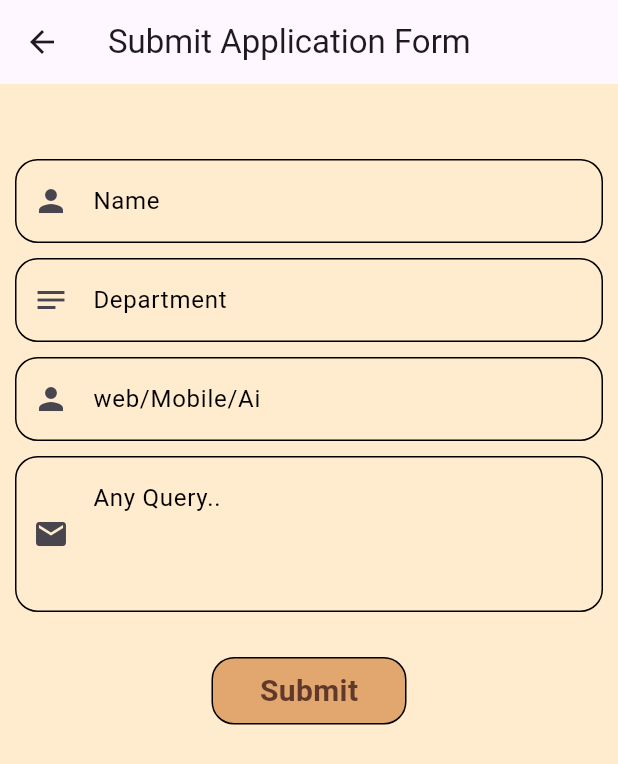
After one commit to iam-talhaa/Cusit_Skillithon, a Flutter app: the DashBoard_screen screen opened directly, after a tap on "Apply", on a phone screen of 412 x 824 dp. The commit adds this screen. Shown: the top 764 px of the screen. Run offline on Flutter 3.47's test engine with Material 3 defaults, Android fonts, the phone set to English and light mode, and no system bars; our stand-ins replace fluttertoast, glassmorphism, google_fonts; network calls fail.

Commit message:
Addded Functionality

```diff
--- a/lib/main.dart
+++ b/lib/main.dart
@@ -20,7 +20,7 @@ class _SkillithonState extends State<Skillithon> {
   Widget build(BuildContext context) {
     return MaterialApp(
       debugShowCheckedModeBanner: false,
-      home: DashBoard_screen(),
+      home: Splash_screen(),
     );
   }
 }
--- /dev/null
+++ b/lib/ui/Admin_dashboard/Application_form.dart
@@ -0,0 +1,130 @@
+import 'package:flutter/material.dart';
+import 'package:skillithon/constant/my_color.dart';
+import 'package:skillithon/utils/flutter_toast.dart';
+
+class Application_form extends StatefulWidget {
+  const Application_form({super.key});
+
+  @override
+  State<Application_form> createState() => _Application_formState();
+}
+
+class _Application_formState extends State<Application_form> {
+  @override
+  Widget build(BuildContext context) {
+    return Scaffold(
+      appBar: AppBar(
+        title: Text('Submit Application Form'),
+      ),
+      body: Container(
+        height: double.infinity,
+        width: double.infinity,
+        color: cream_color,
+        child: Padding(
+          padding: const EdgeInsets.symmetric(horizontal: 10),
+          child: Column(
+            children: [
+              SizedBox(
+                height: 50,
+              ),
+              TextFormField(
+                decoration: InputDecoration(
+                    hintText: "Name",
+                    hintStyle: TextStyle(
+                      color: Colors.black,
+                    ),
+                    prefixIcon: Icon(Icons.person),
+                    focusedBorder: OutlineInputBorder(
+                        borderRadius: BorderRadius.circular(15.0)),
+                    enabledBorder: OutlineInputBorder(
+                        borderSide: BorderSide(
+                          color: Colors.black,
+                        ),
+                        borderRadius: BorderRadius.circular(15.0))),
+              ),
+              SizedBox(
+                height: 10,
+              ),
+              TextFormField(
+                decoration: InputDecoration(
+                    hintText: "Department",
+                    hintStyle: TextStyle(
+                      color: Colors.black,
+                    ),
+                    prefixIcon: Icon(Icons.notes),
+                    focusedBorder: OutlineInputBorder(
+                        borderRadius: BorderRadius.circular(15.0)),
+                    enabledBorder: OutlineInputBorder(
+                        borderSide: BorderSide(
+                          color: Colors.black,
+                        ),
+                        borderRadius: BorderRadius.circular(15.0))),
+              ),
+              SizedBox(
+                height: 10,
+              ),
+              TextFormField(
+                decoration: InputDecoration(
+                    hintText: "web/Mobile/Ai",
+                    hintStyle: TextStyle(
+                      color: Colors.black,
+                    ),
+                    prefixIcon: Icon(Icons.person),
+                    focusedBorder: OutlineInputBorder(
+                        borderRadius: BorderRadius.circular(15.0)),
+                    enabledBorder: OutlineInputBorder(
+                        borderSide: BorderSide(
+                          color: Colors.black,
+                        ),
+                        borderRadius: BorderRadius.circular(15.0))),
+              ),
+              SizedBox(
+                height: 10,
+              ),
+              TextFormField(
+                maxLines: 3,
+                decoration: InputDecoration(
+                    hintText: "Any Query..",
+                    hintStyle: TextStyle(
+                      color: Colors.black,
+                    ),
+                    prefixIcon: Icon(Icons.mail),
+                    focusedBorder: OutlineInputBorder(
+                        borderRadius: BorderRadius.circular(15.0)),
+                    enabledBorder: OutlineInputBorder(
+                        borderSide: BorderSide(
+                          color: Colors.black,
+                        ),
+                        borderRadius: BorderRadius.circular(15.0))),
+              ),
+              SizedBox(
+                height: 30,
+              ),
+              GestureDetector(
+                onTap: () {
+                  Utils().Toast_msg("Form Submitted", Colors.blueAccent);
+                },
+                child: Container(
+                  height: 45,
+                  width: 130,
+                  decoration: BoxDecoration(
+                      border: Border.all(color: Colors.black),
+                      color: brown_sand,
+                      borderRadius: BorderRadius.circular(15)),
+                  child: Center(
+                      child: Text(
+                    'Submit',
+                    style: TextStyle(
+                        fontWeight: FontWeight.bold,
+                        fontSize: 20,
+                        color: const Color.fromARGB(255, 97, 57, 43)),
+                  )),
+                ),
+              )
+            ],
+          ),
+        ),
+      ),
+    );
+  }
+}
--- a/lib/ui/Admin_dashboard/admin_dashboard.dart
+++ b/lib/ui/Admin_dashboard/admin_dashboard.dart
@@ -1,6 +1,8 @@
 import 'package:flutter/material.dart';
 import 'package:skillithon/constant/my_color.dart';
 import 'package:skillithon/custom_widgets/custom_button.dart';
+import 'package:skillithon/ui/Admin_dashboard/Application_form.dart';
+import 'package:skillithon/ui/Login%20And%20Signup/login.dart';
 
 class DashBoard_screen extends StatefulWidget {
   const DashBoard_screen({super.key});
@@ -20,12 +22,12 @@ class _DashBoard_screenState extends State<DashBoard_screen> {
   ];
 
   List<String> _discription_list = [
-    'Application development using Flutter',
-    'Networking Description',
-    '3',
-    '4',
-    '6',
-    '7'
+    'Description',
+    'Description',
+    'Description',
+    'Description',
+    'Description',
+    'Description'
   ];
 
   @override
@@ -33,6 +35,14 @@ class _DashBoard_screenState extends State<DashBoard_screen> {
     return Scaffold(
       appBar: AppBar(
         title: Text("DashBoard"),
+        actions: [
+          IconButton(
+              onPressed: () {
+                Navigator.of(context).push(
+                    MaterialPageRoute(builder: (context) => LoginScreen()));
+              },
+              icon: Icon(Icons.logout))
+        ],
       ),
       body: Container(
         height: double.infinity,
@@ -88,7 +98,12 @@ class _DashBoard_screenState extends State<DashBoard_screen> {
                                     B_height: 40.0,
                                     B_text: "Apply",
                                     B_width: 80.0,
-                                    ontap: () {})
+                                    ontap: () {
+                                      Navigator.of(context).push(
+                                          MaterialPageRoute(
+                                              builder: (context) =>
+                                                  Application_form()));
+                                    })
                               ],
                             ),
                           ),
--- a/lib/ui/Login And Signup/signup.dart
+++ b/lib/ui/Login And Signup/signup.dart
@@ -170,8 +170,8 @@ class _Signup_screenState extends State<Signup_screen> {
                                     _passwordController.text.isEmpty ||
                                     _nameController.text.isEmpty ||
                                     _phoneNumberber.text.isEmpty) {
-                                  Utils().Toast_msg(
-                                      'Enter the valid Dat', Colors.blue);
+                                  Utils()
+                                      .Toast_msg('Enter the Data', Colors.red);
                                 } else {
                                   Utils().Toast_msg(
                                       'SignUp Successfull', Colors.blue);
```
Also changed, not shown: lib/service/splash_service.dart (+6 -2 lines), lib/ui/Login And Signup/login.dart (+19 -2 lines), lib/ui/splash_screen/splash_screen.dart (+9 -2 lines).
